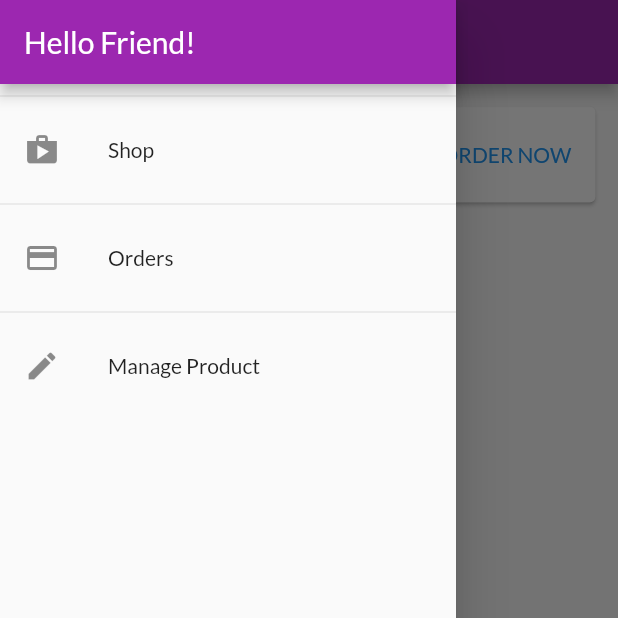
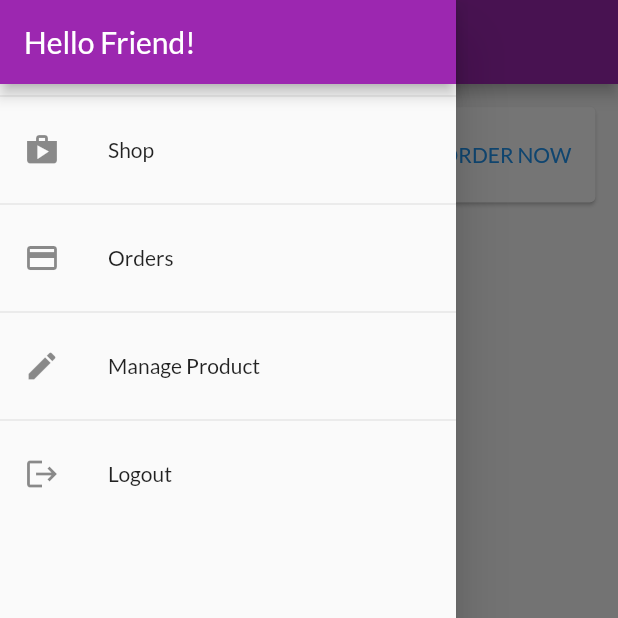
Before and after one commit to sinjikoro/shop_app, a Flutter app: the CartScreen screen opened by its route, with the side drawer open, on a phone screen of 412 x 824 dp, the top half of it. Run offline on Flutter 3.47's test engine with Material 2 defaults, Android fonts, the phone set to English and light mode, and no system bars.

Commit message:
276. Adding a Logout Functionality

```diff
--- a/lib/providers/products.dart
+++ b/lib/providers/products.dart
@@ -16,10 +16,10 @@ class Products with ChangeNotifier {
     return _items.where((prod) => prod.isFavorite).toList();
   }
 
-  String _authToken = '';
+  String? _authToken = '';
   set authToken(token) => _authToken = token;
 
-  String _userId = '';
+  String? _userId = '';
   set userId(id) => _userId = id;
 
   fetchAndSetProducts([bool filterByUser = false]) async {
--- a/lib/widgets/app_drawer.dart
+++ b/lib/widgets/app_drawer.dart
@@ -1,4 +1,6 @@
 import 'package:flutter/material.dart';
+import 'package:provider/provider.dart';
+import 'package:shop_app/providers/auth.dart';
 import 'package:shop_app/screens/order_screen.dart';
 import 'package:shop_app/screens/user_product_screen.dart';
 
@@ -39,6 +41,15 @@ class AppDrawer extends StatelessWidget {
                   .pushReplacementNamed(UserProductScreen.routeName);
             },
           ),
+          const Divider(),
+          ListTile(
+            leading: const Icon(Icons.logout),
+            title: const Text('Logout'),
+            onTap: () {
+              Navigator.of(context).pop();
+              Provider.of<Auth>(context, listen: false).logout();
+            },
+          ),
         ],
       ),
     );
```
Also changed, not shown: lib/providers/auth.dart (+7 -0 lines).
